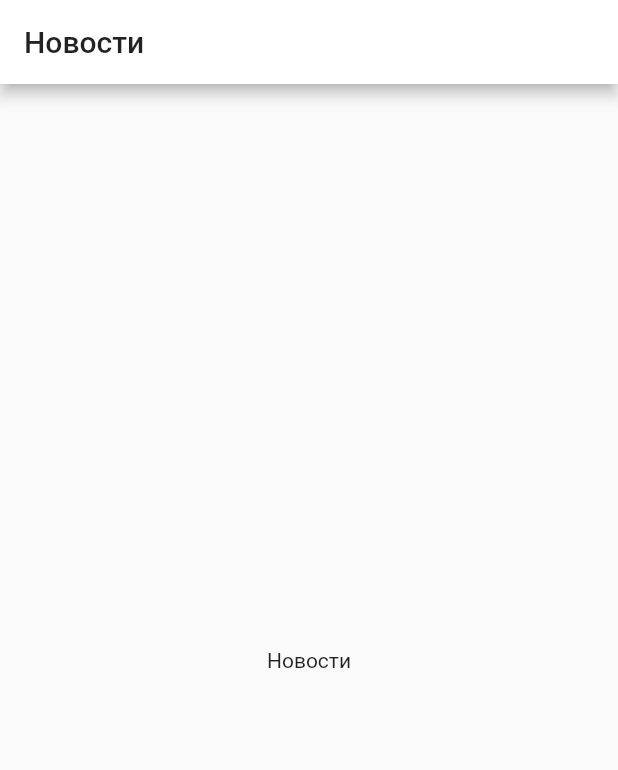
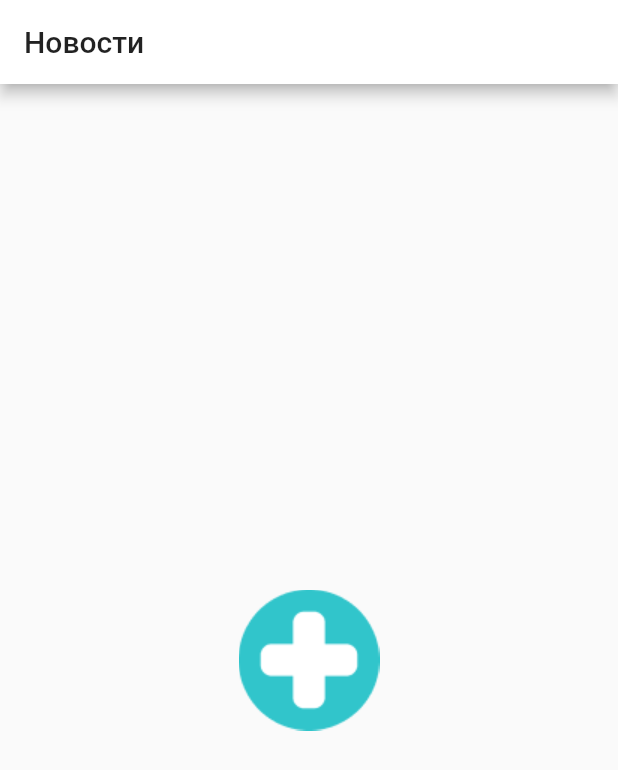
Before and after one commit to Syaba999/epidemii_net, a Flutter app: the NewsTabPage screen opened directly, on a phone screen of 412 x 824 dp. Shown: the top 770 px of the screen. Run offline on Flutter 3.47's test engine with Material 2 defaults, Android fonts, the phone set to English and light mode, and no system bars; our stand-ins replace email_validator, flutter_spinkit, get_it, mask_text_input_formatter, mobx, shared_preferences; missing offline and left inert: mobx_provider; accounts and stored records are empty; generated files the repository leaves out were written again.

Commit message:
front changes

```diff
--- a/lib/config/theme.dart
+++ b/lib/config/theme.dart
@@ -1,10 +1,39 @@
 import 'package:flutter/material.dart';
 
+final _accentColor = Colors.cyan[600];
 final ThemeData appTheme = ThemeData(
-  primaryColor: Colors.white,
-  accentColor: Colors.cyan,
-  visualDensity: VisualDensity.adaptivePlatformDensity,
-  buttonTheme: ButtonThemeData(
-    buttonColor: Colors.cyan,
-  ),
-);
+    primaryColor: Colors.white,
+    accentColor: _accentColor,
+    visualDensity: VisualDensity.adaptivePlatformDensity,
+    buttonTheme: ButtonThemeData(
+      buttonColor: _accentColor,
+      textTheme: ButtonTextTheme.primary,
+      padding: const EdgeInsets.symmetric(vertical: 16, horizontal: 16),
+      shape: RoundedRectangleBorder(
+          borderRadius: BorderRadius.circular(30.0),
+          side: BorderSide(color: Colors.transparent)),
+    ),
+    inputDecorationTheme: InputDecorationTheme(
+      contentPadding: const EdgeInsets.symmetric(vertical: 16, horizontal: 8),
+      border: OutlineInputBorder(
+          borderRadius: BorderRadius.circular(24),
+          borderSide: BorderSide(width: 2, color: _accentColor)),
+      focusedBorder: OutlineInputBorder(
+          borderRadius: BorderRadius.circular(24),
+          borderSide: BorderSide(width: 2, color: _accentColor)),
+    ));
+
+extension HexColor on Color {
+  static Color fromHex(String hexString) {
+    final buffer = StringBuffer();
+    if (hexString.length == 6 || hexString.length == 7) buffer.write('ff');
+    buffer.write(hexString.replaceFirst('#', ''));
+    return Color(int.parse(buffer.toString(), radix: 16));
+  }
+
+  String toHex({bool leadingHashSign = true}) => '${leadingHashSign ? '#' : ''}'
+      '${alpha.toRadixString(16).padLeft(2, '0')}'
+      '${red.toRadixString(16).padLeft(2, '0')}'
+      '${green.toRadixString(16).padLeft(2, '0')}'
+      '${blue.toRadixString(16).padLeft(2, '0')}';
+}
--- a/lib/pages/news_tab/news_tab_page.dart
+++ b/lib/pages/news_tab/news_tab_page.dart
@@ -8,7 +8,7 @@ class NewsTabPage extends StatelessWidget {
         title: Text("Новости"),
       ),
       body: Center(
-        child: Text("Новости"),
+        child: Image.asset("assets/images/logo.png"),
       ),
     );
   }
--- a/lib/pages/splash/mobx/splash_screen_state.dart
+++ b/lib/pages/splash/mobx/splash_screen_state.dart
@@ -5,6 +5,8 @@ import 'package:epidemiinet/services/navigation_service.dart';
 import 'package:flutter/cupertino.dart';
 import 'package:mobx/mobx.dart';
 import 'package:mobx_provider/mobx_provider.dart';
+
+import '../../../config/routes_val.dart';
 
 part 'splash_screen_state.g.dart';
 
@@ -26,7 +28,7 @@ abstract class _SplashScreenState extends MobxBase with Store {
   void _allReady() {
     final prefs = Injector.getInjector.get<PersistentDataSource>();
     final navigator = Injector.getInjector.get<NavigationService>().navigator;
-    navigator.popAndPushNamed(homePageRoute);
+    navigator.popAndPushNamed(loginPageRoute);
     if (prefs.getUser() == null) {
       //navigator.popAndPushNamed(loginPageRoute);
     } else {
```
Also changed, not shown: lib/pages/auth/login/login_page.dart (+38 -7 lines), lib/pages/auth/reg/reg_page.dart (+88 -49 lines), pubspec.yaml (+5 -3 lines), assets/images/logo.png (added), pubspec.lock.
